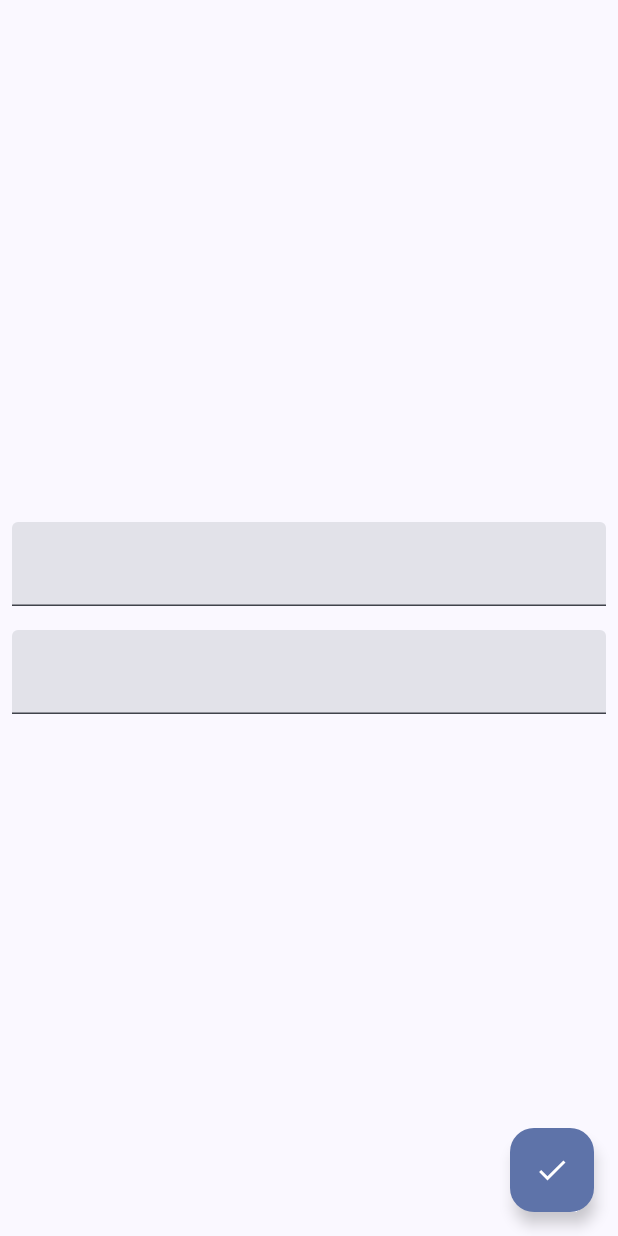
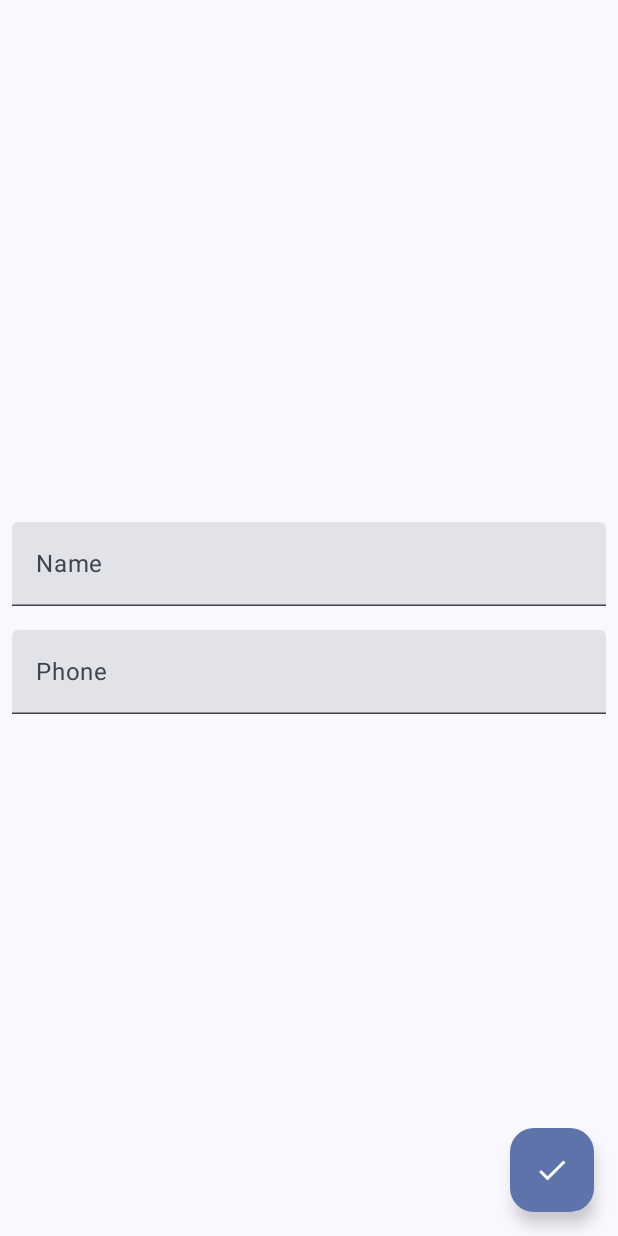
Before and after one commit to jmayta1984/upc-cc283-2401-wv61-android-projects, an Android app built with Jetpack Compose: the ContactDetail screen opened through its navigation route, on a phone screen of 412 x 824 dp. Run offline under Robolectric (Android 15) with nearby library versions, the phone set to English and light mode, and no system bars.

Commit message:
Add edit contact

```diff
--- a/AgendaCompose/app/src/main/java/pe/edu/upc/agendacompose/ui/contactdetail/ContactDetail.kt
+++ b/AgendaCompose/app/src/main/java/pe/edu/upc/agendacompose/ui/contactdetail/ContactDetail.kt
@@ -10,6 +10,7 @@ import androidx.compose.material.icons.filled.Done
 import androidx.compose.material3.FloatingActionButton
 import androidx.compose.material3.Icon
 import androidx.compose.material3.Scaffold
+import androidx.compose.material3.Text
 import androidx.compose.material3.TextField
 import androidx.compose.runtime.Composable
 import androidx.compose.runtime.mutableStateOf
@@ -22,13 +23,16 @@ import pe.edu.upc.agendacompose.model.Contact
 import pe.edu.upc.agendacompose.ui.theme.AgendaComposeTheme
 
 @Composable
-fun ContactDetail(addContact: (Contact) -> Unit, pressOnBack: () -> Unit) {
+fun ContactDetail(
+    contact: Contact,
+    addContact: (Contact) -> Unit,
+    pressOnBack: () -> Unit) {
 
     val name = remember {
-        mutableStateOf("")
+        mutableStateOf(contact.name)
     }
     val telephone = remember {
-        mutableStateOf("")
+        mutableStateOf(contact.telephone)
     }
 
     Scaffold(floatingActionButton = {
@@ -51,6 +55,9 @@ fun ContactDetail(addContact: (Contact) -> Unit, pressOnBack: () -> Unit) {
                     .fillMaxWidth()
                     .padding(8.dp),
                 value = name.value,
+                placeholder = {
+                    Text(text = "Name")
+                },
                 onValueChange = { newValue ->
                     name.value = newValue
                 })
@@ -60,6 +67,9 @@ fun ContactDetail(addContact: (Contact) -> Unit, pressOnBack: () -> Unit) {
                     .fillMaxWidth()
                     .padding(8.dp),
                 value = telephone.value,
+                placeholder = {
+                    Text(text = "Phone")
+                },
                 onValueChange = { newValue ->
                     telephone.value = newValue
                 })
@@ -71,6 +81,6 @@ fun ContactDetail(addContact: (Contact) -> Unit, pressOnBack: () -> Unit) {
 @Composable
 fun ContactDetailPreview() {
     AgendaComposeTheme {
-        ContactDetail({}, { })
+        ContactDetail(Contact("Marco", "123"),{}, { })
     }
 }
--- a/AgendaCompose/app/src/main/java/pe/edu/upc/agendacompose/ui/contactlist/ContactList.kt
+++ b/AgendaCompose/app/src/main/java/pe/edu/upc/agendacompose/ui/contactlist/ContactList.kt
@@ -8,6 +8,7 @@ import androidx.compose.foundation.lazy.items
 import androidx.compose.material.icons.Icons
 import androidx.compose.material.icons.filled.Add
 import androidx.compose.material3.Card
+import androidx.compose.material3.ExperimentalMaterial3Api
 import androidx.compose.material3.FloatingActionButton
 import androidx.compose.material3.Icon
 import androidx.compose.material3.Scaffold
@@ -19,8 +20,13 @@ import androidx.compose.ui.unit.dp
 import pe.edu.upc.agendacompose.model.Contact
 import pe.edu.upc.agendacompose.ui.theme.AgendaComposeTheme
 
+@OptIn(ExperimentalMaterial3Api::class)
 @Composable
-fun ContactList(contacts: List<Contact>, newContact: () -> Unit) {
+fun ContactList(
+    contacts: List<Contact>,
+    selectContact: (Int) -> Unit,
+    newContact: () -> Unit
+) {
     Scaffold(floatingActionButton = {
         FloatingActionButton(onClick = { newContact() }) {
             Icon(Icons.Filled.Add, "New contact")
@@ -28,7 +34,9 @@ fun ContactList(contacts: List<Contact>, newContact: () -> Unit) {
     }) { paddingValues ->
         LazyColumn(modifier = Modifier.padding(paddingValues)) {
             items(contacts) { contact ->
-                Card(modifier = Modifier.padding(4.dp)) {
+                Card(modifier = Modifier.padding(4.dp), onClick = {
+                    selectContact(0)
+                }) {
                     Column(modifier = Modifier.padding(4.dp)) {
                         Text(modifier = Modifier.fillMaxWidth(), text = contact.name)
                         Text(modifier = Modifier.fillMaxWidth(), text = contact.telephone)
@@ -45,6 +53,6 @@ fun ContactList(contacts: List<Contact>, newContact: () -> Unit) {
 @Composable
 fun ContactListPreview() {
     AgendaComposeTheme {
-        ContactList(emptyList(), {})
+        ContactList(emptyList(), {},{})
     }
 }
--- a/AgendaCompose/app/src/main/java/pe/edu/upc/agendacompose/ui/home/Home.kt
+++ b/AgendaCompose/app/src/main/java/pe/edu/upc/agendacompose/ui/home/Home.kt
@@ -3,9 +3,11 @@ package pe.edu.upc.agendacompose.ui.home
 import androidx.compose.runtime.Composable
 import androidx.compose.runtime.mutableStateOf
 import androidx.compose.runtime.remember
+import androidx.navigation.NavType
 import androidx.navigation.compose.NavHost
 import androidx.navigation.compose.composable
 import androidx.navigation.compose.rememberNavController
+import androidx.navigation.navArgument
 import pe.edu.upc.agendacompose.model.Contact
 import pe.edu.upc.agendacompose.ui.contactdetail.ContactDetail
 import pe.edu.upc.agendacompose.ui.contactlist.ContactList
@@ -19,17 +21,44 @@ fun Home() {
 
 
     NavHost(navController = navController, startDestination = "ContactList") {
-        composable("ContactList") {
-            ContactList(contacts.value){
-                navController.navigate("ContactDetail")
-            }
+        composable(
+            route = "ContactList"
+        ) {
+            ContactList(contacts.value,
+                selectContact = { index ->
+                    navController.navigate("ContactDetail/$index")
+                },
+                newContact = {
+                    navController.navigate("ContactDetail")
+                })
         }
-        composable("ContactDetail") {
-            ContactDetail(addContact = { contact ->
-                contacts.value += contact
-            }) {
-                navController.navigateUp()
-            }
+        composable(
+            route = "ContactDetail/{index}",
+            arguments = listOf(navArgument("index") { type = NavType.IntType })
+        ) { backStackEntry ->
+            val index = backStackEntry.arguments?.getInt("index") as Int
+            val contact = contacts.value[index]
+            ContactDetail(
+                contact = contact,
+                addContact = { newContact ->
+                    contacts.value += newContact
+                },
+                pressOnBack = {
+                    navController.navigateUp()
+                })
+        }
+        composable(
+            route = "ContactDetail"
+        ) {
+            ContactDetail(
+                contact = Contact("", telephone = ""),
+                addContact = { newContact ->
+                    contacts.value += newContact
+                },
+                pressOnBack = {
+                    navController.navigateUp()
+                })
+
         }
     }
 }
```
